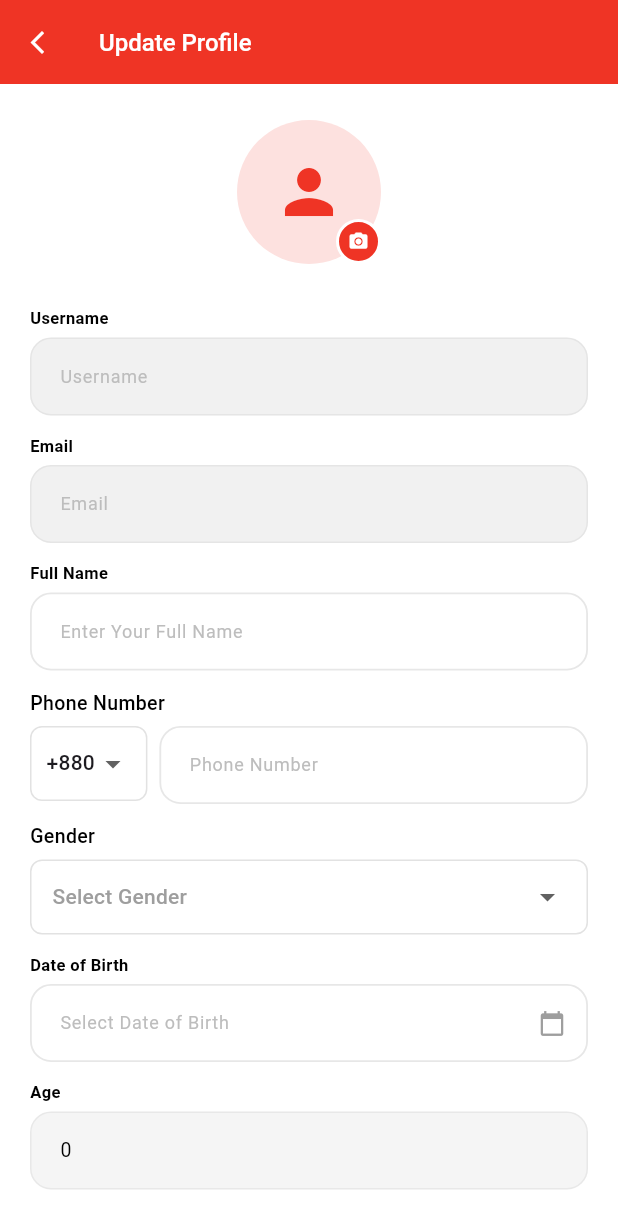
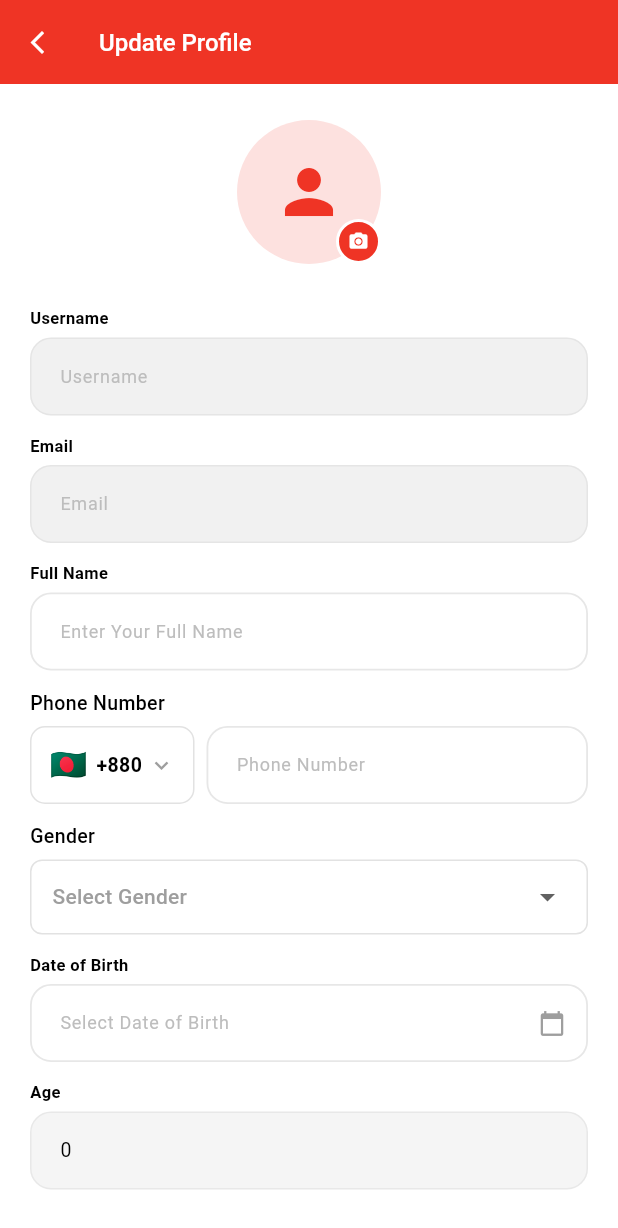
Before and after one commit to mdnirakib51/famico_v1, a Flutter app: the UpdateProfileScreen screen opened directly with empty values, on a phone screen of 412 x 824 dp. Shown: the top 1228 px of the screen. Run offline on Flutter 3.47's test engine with Material 3 defaults, Android fonts, the light colour scheme and no system bars; our stand-ins replace bloc, connectivity_plus, device_info_plus, dio, equatable, flutter_bloc and 4 more; missing offline and left inert: in_app_update; accounts and stored records are empty.

Commit message:
Update Profile

```diff
--- a/lib/src/features/user/data/repository/user_repository.dart
+++ b/lib/src/features/user/data/repository/user_repository.dart
@@ -23,23 +23,27 @@ class UserRepository extends ApiHelper {
   }
 
   Future<ProfileModel> reqUpdateProfile({
+    required String username,
     required String name,
     required String dialCode,
+    required String email,
     required String phone,
     required String gender,
     required String dob,
     required int age,
   }) async {
     final Map<String, dynamic> params = {
+      'username': username,
       'name': name,
       'dial_code': dialCode,
+      'email': email,
       'phone': phone,
       'gender': gender,
       'dob': dob,
       'age': age,
     };
 
-    final response = await requestHandler.putWrp(AppConfig.updateProfileUrl.url, params);
+    final response = await requestHandler.patchWrp(AppConfig.updateProfileUrl.url, params);
     if (response.code == 200 || response.code == 201) {
       return ProfileModel.fromJson(response.data ?? {});
     }
--- a/lib/src/features/user/update_profile/bloc/update_profile_bloc.dart
+++ b/lib/src/features/user/update_profile/bloc/update_profile_bloc.dart
@@ -46,6 +46,8 @@ class UpdateProfileBloc extends Bloc<UpdateProfileEvent, UpdateProfileState> {
       emit(state.copyWith(status: UpdateProfileStatus.loading));
 
       await _userRepository.reqUpdateProfile(
+        username: event.username,
+        email: event.email,
         name: event.name,
         dialCode: event.dialCode,
         phone: event.phone,
--- a/lib/src/features/user/update_profile/bloc/update_profile_event.dart
+++ b/lib/src/features/user/update_profile/bloc/update_profile_event.dart
@@ -20,6 +20,8 @@ class UpdateProfileFieldChanged extends UpdateProfileEvent {
 }
 
 class UpdateProfileSubmitted extends UpdateProfileEvent {
+  final String username;
+  final String email;
   final String name;
   final String dialCode;
   final String phone;
@@ -28,6 +30,8 @@ class UpdateProfileSubmitted extends UpdateProfileEvent {
   final int age;
 
   const UpdateProfileSubmitted({
+    required this.username,
+    required this.email,
     required this.name,
     required this.dialCode,
     required this.phone,
@@ -37,5 +41,5 @@ class UpdateProfileSubmitted extends UpdateProfileEvent {
   });
 
   @override
-  List<Object?> get props => [name, dialCode, phone, gender, dob, age];
+  List<Object?> get props => [username, email, name, dialCode, phone, gender, dob, age];
 }
--- a/lib/src/features/user/update_profile/view/update_profile_screen.dart
+++ b/lib/src/features/user/update_profile/view/update_profile_screen.dart
@@ -39,18 +39,38 @@ class _UpdateProfileScreenState extends State<UpdateProfileScreen> {
   String _selectedDialCode = '+880';
   String? _selectedGender;
 
-  static const List<String> _dialCodes = ['+880', '+91', '+1', '+44', '+61'];
-  static const List<String> _genderOptions = ['Male', 'Female'];
+  static const List<Map<String, String>> _dialCodes = [
+    {'code': '+880', 'flag': '🇧🇩', 'name': 'Bangladesh'},
+    {'code': '+91',  'flag': '🇮🇳', 'name': 'India'},
+    {'code': '+92',  'flag': '🇵🇰', 'name': 'Pakistan'},
+    {'code': '+1',   'flag': '🇺🇸', 'name': 'USA'},
+    {'code': '+44',  'flag': '🇬🇧', 'name': 'UK'},
+    {'code': '+61',  'flag': '🇦🇺', 'name': 'Australia'},
+    {'code': '+971', 'flag': '🇦🇪', 'name': 'UAE'},
+    {'code': '+966', 'flag': '🇸🇦', 'name': 'Saudi Arabia'},
+    {'code': '+60',  'flag': '🇲🇾', 'name': 'Malaysia'},
+    {'code': '+65',  'flag': '🇸🇬', 'name': 'Singapore'},
+  ];
+
+  static const List<String> _genderOptions = ['Male', 'Female', 'Other'];
 
   @override
   void initState() {
     super.initState();
-    _nameController = TextEditingController(text: widget.profile.details?.name ?? '');
+    _nameController  = TextEditingController(text: widget.profile.details?.name ?? '');
     _phoneController = TextEditingController(text: widget.profile.phone ?? '');
-    _dobController = TextEditingController(text: widget.profile.details?.dob ?? '');
-    _ageController = TextEditingController(text: widget.profile.details?.age?.toString() ?? '');
+    _dobController   = TextEditingController(text: widget.profile.details?.dob ?? '');
+    _ageController   = TextEditingController(
+        text: widget.profile.details?.age?.toString() ?? '');
 
-    // Pre-fill gender if exists
+    // Pre-fill dial code
+    final existingDial = widget.profile.dialCode;
+    if (existingDial != null &&
+        _dialCodes.any((e) => e['code'] == existingDial)) {
+      _selectedDialCode = existingDial;
+    }
+
+    // Pre-fill gender
     final existingGender = widget.profile.details?.gender;
     if (existingGender != null && _genderOptions.contains(existingGender)) {
       _selectedGender = existingGender;
@@ -69,17 +89,25 @@ class _UpdateProfileScreenState extends State<UpdateProfileScreen> {
     super.dispose();
   }
 
+  // ── Submit ─────────────────────────────────────────────────────────────────
+
   void _submit(BuildContext context) {
     FocusScope.of(context).unfocus();
     if (_formKey.currentState!.validate()) {
       if (_selectedGender == null) {
         ScaffoldMessenger.of(context).showSnackBar(
-          const SnackBar(content: Text('Please select your gender'), backgroundColor: Colors.red),
+          const SnackBar(
+            content: Text('Please select your gender'),
+            backgroundColor: Colors.red,
+          ),
         );
         return;
       }
       context.read<UpdateProfileBloc>().add(
         UpdateProfileSubmitted(
+          username: widget.profile.username ?? '',
+          email: widget.profile.email ?? '',
+
           name: _nameController.text.trim(),
           dialCode: _selectedDialCode,
           phone: _phoneController.text.trim(),
@@ -90,6 +118,8 @@ class _UpdateProfileScreenState extends State<UpdateProfileScreen> {
       );
     }
   }
+
+  // ── Date picker ────────────────────────────────────────────────────────────
 
   Future<void> _pickDate(BuildContext context) async {
     final DateTime? picked = await showDatePicker(
@@ -106,7 +136,6 @@ class _UpdateProfileScreenState extends State<UpdateProfileScreen> {
     );
 
     if (picked != null) {
-      // ISO 8601 format — API এর dob format অনুযায়ী
       final formatted =
           '${picked.year}-${picked.month.toString().padLeft(2, '0')}-${picked.day.toString().padLeft(2, '0')}T00:00:00.000Z';
       _dobController.text = formatted;
@@ -120,8 +149,9 @@ class _UpdateProfileScreenState extends State<UpdateProfileScreen> {
       }
       _ageController.text = age.toString();
 
-      context.read<UpdateProfileBloc>()..add(
-          UpdateProfileFieldChanged(field: UpdateProfileField.dob, value: formatted))
+      context.read<UpdateProfileBloc>()
+        ..add(UpdateProfileFieldChanged(
+            field: UpdateProfileField.dob, value: formatted))
         ..add(UpdateProfileFieldChanged(
             field: UpdateProfileField.age, value: age));
     }
@@ -134,6 +164,60 @@ class _UpdateProfileScreenState extends State<UpdateProfileScreen> {
       return null;
     }
   }
+
+  // ── Dial code bottom sheet ─────────────────────────────────────────────────
+
+  void _showDialCodePicker() {
+    showModalBottomSheet(
+      context: context,
+      shape: const RoundedRectangleBorder(
+        borderRadius: BorderRadius.vertical(top: Radius.circular(16)),
+      ),
+      builder: (_) => ListView(
+        shrinkWrap: true,
+        padding: const EdgeInsets.symmetric(vertical: 12),
+        children: [
+          Padding(
+            padding: const EdgeInsets.symmetric(horizontal: 16, vertical: 8),
+            child: GlobalText(
+              str: 'Select Dial Code',
+              fontSize: 16,
+              fontWeight: FontWeight.w700,
+              color: ColorRes.black,
+            ),
+          ),
+          const Divider(height: 1),
+          ..._dialCodes.map(
+                (item) => ListTile(
+              leading: Text(item['flag']!, style: const TextStyle(fontSize: 24)),
+              title: Text(item['name']!,
+                  style: const TextStyle(
+                      fontSize: 14, fontWeight: FontWeight.w500)),
+              trailing: Text(item['code']!,
+                  style: TextStyle(
+                      fontSize: 14,
+                      fontWeight: FontWeight.w600,
+                      color: ColorRes.appColor)),
+              selected: _selectedDialCode == item['code'],
+              selectedTileColor: ColorRes.appColor.withOpacity(0.06),
+              onTap: () {
+                setState(() => _selectedDialCode = item['code']!);
+                context.read<UpdateProfileBloc>().add(
+                  UpdateProfileFieldChanged(
+                    field: UpdateProfileField.dialCode,
+                    value: item['code']!,
+                  ),
+                );
+                Navigator.pop(context);
+              },
+            ),
+          ),
+        ],
+      ),
+    );
+  }
+
+  // ── Build ──────────────────────────────────────────────────────────────────
 
   @override
   Widget build(BuildContext context) {
@@ -148,7 +232,6 @@ class _UpdateProfileScreenState extends State<UpdateProfileScreen> {
           );
           goBack(context);
         }
-
         if (state.status == UpdateProfileStatus.failure &&
             state.errorMessage != null) {
           ScaffoldMessenger.of(context).showSnackBar(
@@ -174,7 +257,8 @@ class _UpdateProfileScreenState extends State<UpdateProfileScreen> {
                 child: Column(
                   crossAxisAlignment: CrossAxisAlignment.start,
                   children: [
-                    // ── Avatar ──────────────────────────────────
+
+                    // ── Avatar ───────────────────────────────────────────────
                     Center(
                       child: Stack(
                         children: [
@@ -182,15 +266,14 @@ class _UpdateProfileScreenState extends State<UpdateProfileScreen> {
                             radius: 48,
                             backgroundColor:
                             ColorRes.appColor.withOpacity(0.15),
-                            backgroundImage: (widget.profile.details?.image
-                                ?.isNotEmpty ??
+                            backgroundImage:
+                            (widget.profile.details?.image?.isNotEmpty ??
                                 false)
                                 ? NetworkImage(
                                 widget.profile.details!.image!)
                                 : null,
-                            child: (widget.profile.details?.image
-                                ?.isEmpty ??
-                                true)
+                            child:
+                            (widget.profile.details?.image?.isEmpty ?? true)
                                 ? const Icon(Icons.person,
                                 size: 48, color: ColorRes.appColor)
                                 : null,
@@ -216,7 +299,7 @@ class _UpdateProfileScreenState extends State<UpdateProfileScreen> {
 
                     sizedBoxH(28),
 
-                    // ── Username (read-only) ─────────────────────
+                    // ── Username (read-only) ─────────────────────────────────
                     GlobalTextFormField(
                       controller: TextEditingController(
                           text: widget.profile.username ?? ''),
@@ -232,7 +315,7 @@ class _UpdateProfileScreenState extends State<UpdateProfileScreen> {
 
                     sizedBoxH(12),
 
-                    // ── Email (read-only) ────────────────────────
+                    // ── Email (read-only) ────────────────────────────────────
                     GlobalTextFormField(
                       controller: TextEditingController(
                           text: widget.profile.email ?? ''),
@@ -248,7 +331,7 @@ class _UpdateProfileScreenState extends State<UpdateProfileScreen> {
 
                     sizedBoxH(12),
 
-                    // ── Full Name ────────────────────────────────
+                    // ── Full Name ────────────────────────────────────────────
                     GlobalTextFormField(
                       controller: _nameController,
                       focusNode: _nameFocus,
@@ -277,7 +360,7 @@ class _UpdateProfileScreenState extends State<UpdateProfileScreen> {
 
                     sizedBoxH(12),
 
-                    // ── Dial Code + Phone ────────────────────────
+                    // ── Dial Code + Phone ────────────────────────────────────
                     GlobalText(
                       str: 'Phone Number',
                       fontSize: 13,
@@ -288,46 +371,46 @@ class _UpdateProfileScreenState extends State<UpdateProfileScreen> {
                     Row(
                       crossAxisAlignment: CrossAxisAlignment.start,
                       children: [
-                        // Dial Code Dropdown
-                        Container(
-                          height: 50,
+                        // ── Dial code button (bottom sheet) ──────────────────
+                        GestureDetector(
+                          onTap: _showDialCodePicker,
+                          child: Container(
+                            height: 52,
                             padding:
-                          const EdgeInsets.symmetric(horizontal: 10),
+                            const EdgeInsets.symmetric(horizontal: 12),
                             decoration: BoxDecoration(
                               color: ColorRes.white,
-                            borderRadius: BorderRadius.circular(8),
+                              borderRadius: BorderRadius.circular(10),
                               border: Border.all(
                                   color: ColorRes.grey.withOpacity(0.3)),
                             ),
-                          child: DropdownButtonHideUnderline(
-                            child: DropdownButton<String>(
-                              value: _selectedDialCode,
-                              items: _dialCodes
-                                  .map((code) => DropdownMenuItem(
-                                value: code,
-                                child: Text(code,
-                                    style: const TextStyle(
-                                        fontSize: 14)),
-                              ))
-                                  .toList(),
-                              onChanged: (val) {
-                                if (val != null) {
-                                  setState(() => _selectedDialCode = val);
-                                  context
-                                      .read<UpdateProfileBloc>()
-                                      .add(UpdateProfileFieldChanged(
-                                    field: UpdateProfileField.dialCode,
-                                    value: val,
-                                  ));
-                                }
-                              },
+                            child: Row(
+                              children: [
+                                Text(
+                                  _dialCodes.firstWhere(
+                                        (e) => e['code'] == _selectedDialCode,
+                                    orElse: () => _dialCodes.first,
+                                  )['flag']!,
+                                  style: const TextStyle(fontSize: 20),
+                                ),
+                                sizedBoxW(6),
+                                GlobalText(
+                                  str: _selectedDialCode,
+                                  fontSize: 13,
+                                  fontWeight: FontWeight.w600,
+                                  color: ColorRes.black,
+                                ),
+                                sizedBoxW(4),
+                                Icon(Icons.keyboard_arrow_down,
+                                    size: 18, color: ColorRes.grey),
+                              ],
                             ),
                           ),
                         ),
 
                         sizedBoxW(8),
 
-                        // Phone Number
+                        // ── Phone number input ────────────────────────────────
                         Expanded(
                           child: GlobalTextFormField(
                             controller: _phoneController,
@@ -344,11 +427,13 @@ class _UpdateProfileScreenState extends State<UpdateProfileScreen> {
                                       field: UpdateProfileField.phone,
                                       value: val),
                                 ),
+                            onFieldSubmitted: (_) =>
+                                FocusScope.of(context).unfocus(),
                             validator: (val) {
                               if (val == null || val.trim().isEmpty) {
                                 return 'Phone is required';
                               }
-                              if (val.length < 10) {
+                              if (val.length < 7) {
                                 return 'Enter a valid phone number';
                               }
                               return null;
@@ -360,7 +445,7 @@ class _UpdateProfileScreenState extends State<UpdateProfileScreen> {
 
                     sizedBoxH(12),
 
-                    // ── Gender Dropdown ──────────────────────────
+                    // ── Gender Dropdown ──────────────────────────────────────
                     GlobalText(
                       str: 'Gender',
                       fontSize: 13,
@@ -382,8 +467,8 @@ class _UpdateProfileScreenState extends State<UpdateProfileScreen> {
                           value: _selectedGender,
                           hint: const Text(
                             'Select Gender',
-                            style: TextStyle(
-                                color: ColorRes.grey, fontSize: 14),
+                            style:
+                            TextStyle(color: ColorRes.grey, fontSize: 14),
                           ),
                           isExpanded: true,
                           items: _genderOptions
@@ -408,7 +493,7 @@ class _UpdateProfileScreenState extends State<UpdateProfileScreen> {
 
                     sizedBoxH(12),
 
-                    // ── Date of Birth ────────────────────────────
+                    // ── Date of Birth ────────────────────────────────────────
                     GlobalTextFormField(
                       controller: _dobController,
                       titleText: 'Date of Birth',
@@ -432,7 +517,7 @@ class _UpdateProfileScreenState extends State<UpdateProfileScreen> {
 
                     sizedBoxH(12),
 
-                    // ── Age (auto-filled) ────────────────────────
+                    // ── Age (auto-filled from DOB) ────────────────────────────
                     GlobalTextFormField(
                       controller: _ageController,
                       focusNode: _ageFocus,
@@ -441,7 +526,7 @@ class _UpdateProfileScreenState extends State<UpdateProfileScreen> {
                       decoration: glassInputDecoration,
                       filled: true,
                       fillColor: ColorRes.grey.withOpacity(0.1),
-                      enabled: false, // DOB থেকে auto-calculate হবে
+                      enabled: false, // auto-calculated
                       keyboardType: TextInputType.number,
                       textInputAction: TextInputAction.done,
                       validator: (val) {
@@ -454,7 +539,7 @@ class _UpdateProfileScreenState extends State<UpdateProfileScreen> {
 
                     sizedBoxH(32),
 
-                    // ── Submit ───────────────────────────────────
+                    // ── Submit Button ────────────────────────────────────────
                     GlobalButtonWidget(
                       str: 'UPDATE PROFILE',
                       height: 45,
```
Also changed, not shown: lib/src/core_functionality/network/http_client/request_handler.dart (+70 -5 lines), pubspec.lock. Lines whose indentation alone changed are shown as unchanged.
